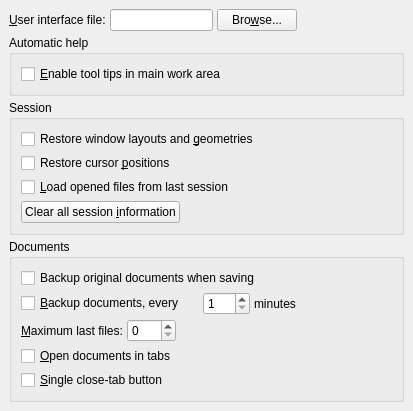
First picture: the form in src/frontends/qt4/ui/PrefUi.ui, repository cburschka/lyx, before the edit.
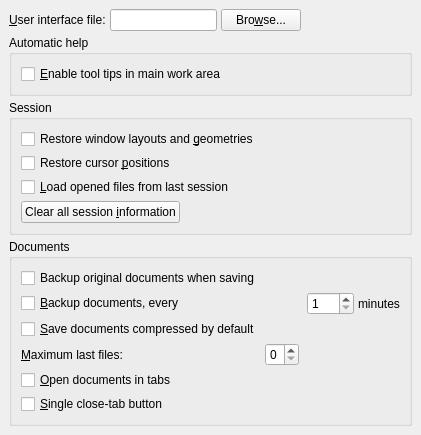
Second picture: the form after the edit.

Commit message: Fix bug #6617: Allowing "compressed documents" be the default.

```diff
--- a/src/frontends/qt4/ui/PrefUi.ui
+++ b/src/frontends/qt4/ui/PrefUi.ui
@@ -196,6 +196,13 @@
        </spacer>
       </item>
       <item row="2" column="0">
+       <widget class="QCheckBox" name="saveCompressedCB">
+        <property name="text">
+         <string>&amp;Save documents compressed by default</string>
+        </property>
+       </widget>
+      </item>
+      <item row="3" column="0">
        <widget class="QLabel" name="lastfilesLA">
         <property name="text">
          <string>&amp;Maximum last files:</string>
@@ -205,14 +212,14 @@
         </property>
        </widget>
       </item>
-      <item row="2" column="1">
+      <item row="3" column="1">
        <widget class="QSpinBox" name="lastfilesSB">
         <property name="maximum">
          <number>9</number>
         </property>
        </widget>
       </item>
-      <item row="2" column="2" colspan="2">
+      <item row="3" column="2" colspan="2">
        <spacer>
         <property name="orientation">
          <enum>Qt::Horizontal</enum>
@@ -225,14 +232,14 @@
         </property>
        </spacer>
       </item>
-      <item row="3" column="0" colspan="2">
+      <item row="4" column="0" colspan="2">
        <widget class="QCheckBox" name="openDocumentsInTabsCB">
         <property name="text">
          <string>&amp;Open documents in tabs</string>
         </property>
        </widget>
       </item>
-      <item row="4" column="0" colspan="2">
+      <item row="5" column="0" colspan="2">
        <widget class="QCheckBox" name="singleCloseTabButtonCB">
         <property name="toolTip">
          <string>Whether to place close button on each tab or only one in the top left.</string>
```
Left out of the diff: 2 changed lines with no effect on the pictures. The commit also changes 4 other files.
